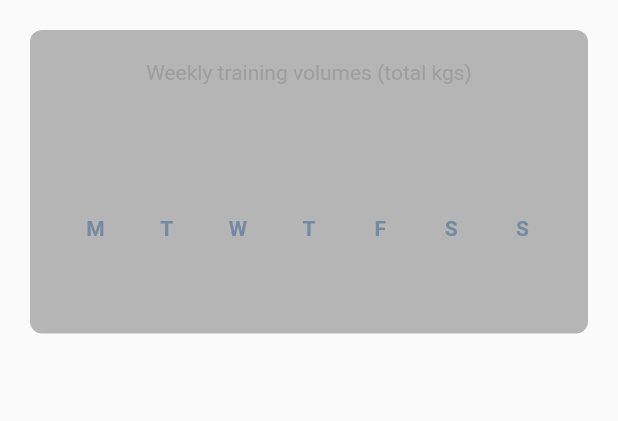
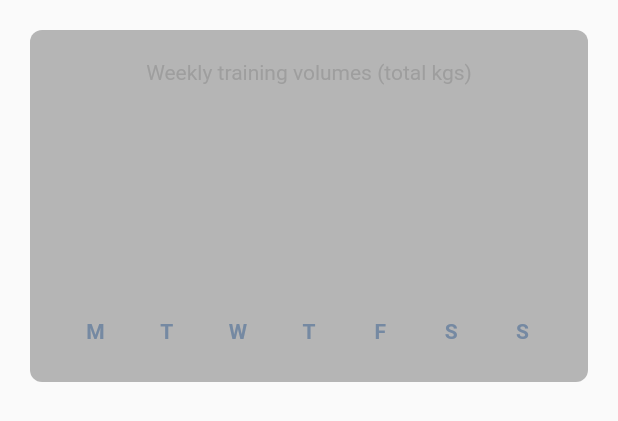
Before and after one commit to jacksondearing96/bread_basket, a Flutter app: the WeeklyTrainingVolume widget shown alone on an empty page, opened directly, on a phone screen of 412 x 824 dp. Shown: the top 421 px of the screen. Run offline on Flutter 3.47's test engine with Material 2 defaults, Android fonts, the phone set to English and light mode, and no system bars; drawn by our look-alikes of fl_chart; our stand-ins replace cloud_firestore, email_validator, firebase_auth, firebase_core, flutter_spinkit; accounts and stored records are empty.

```diff
--- a/lib/analytics/MuscleGroupPieChart.dart
+++ b/lib/analytics/MuscleGroupPieChart.dart
@@ -110,7 +110,7 @@ class _MuscleGroupPieChartState extends State<MuscleGroupPieChart> {
         proportion: proportionOfTotalExercises,
         isSquare: false,
       ));
-      labels.add(SizedBox(height: 4.0));
+      labels.add(SizedBox(height: 6.0));
       ++index;
     }
     return labels;
--- a/lib/analytics/WeeklyTrainingVolume.dart
+++ b/lib/analytics/WeeklyTrainingVolume.dart
@@ -45,7 +45,7 @@ class WeeklyTrainingVolumeState extends State<WeeklyTrainingVolume> {
     }
 
     return AspectRatio(
-      aspectRatio: 1.7,
+      aspectRatio: 1.5,
       child: Container(
         decoration: BoxDecoration(
          borderRadius: BorderRadius.circular(8),
@@ -59,8 +59,8 @@ class WeeklyTrainingVolumeState extends State<WeeklyTrainingVolume> {
             children: [
               Text('Weekly training volumes (total kgs)',
               style: TextStyle(color: Constants.hintColor)),
-              SizedBox(
-                height: 110,
+              SizedBox(height: 10),
+              Expanded(
                 child: BarChart(
                 BarChartData(
                   alignment: BarChartAlignment.spaceAround,
--- a/lib/shared/constants.dart
+++ b/lib/shared/constants.dart
@@ -1,7 +1,7 @@
 import 'package:flutter/material.dart';
 
 class Constants {
-  static Color backgroundColor = Color.fromARGB(255, 20, 20, 20);
+  static Color backgroundColor = Color.fromARGB(255, 30, 30, 30);
   static Color lighterBackground =
       Color.fromARGB(255, 255, 255, 255).withOpacity(0.9);
   static const Color accentColor = Colors.blueAccent;
@@ -35,6 +35,12 @@ class Constants {
 
   static const InputDecoration textInputDecoration = InputDecoration(
     hintStyle: TextStyle(color: hintColor),
+    focusedBorder: UnderlineInputBorder(
+      borderSide: BorderSide(
+        color: Colors.lightBlueAccent,
+        width: 1.0,
+      ),
+    ),
     enabledBorder: UnderlineInputBorder(
       borderSide: BorderSide(
         color: textColor,
```
Also changed, not shown: lib/services/auth.dart (+5 -3 lines), pubspec.yaml (+6 -2 lines), resources/app_images/Screen Shot 2021-07-01 at 8.54.05 pm.png (added), resources/app_images/Screen Shot 2021-07-01 at 8.54.25 pm.png (added), resources/app_images/Screen Shot 2021-07-01 at 8.54.53 pm.png (added), resources/app_images/Screen Shot 2021-07-01 at 9.00.03 pm.png (added), resources/app_images/app_icon_background.png (added), resources/app_images/app_icon_ios.png (added), resources/app_images/app_icon_transparent.png (added), resources/app_images/feature_image.png (added), resources/app_images/launcher_icon.png (added), resources/app_images/launcher_icon_full_size.png (added), resources/icons/launcher_icon.png (deleted), 68 other files.
